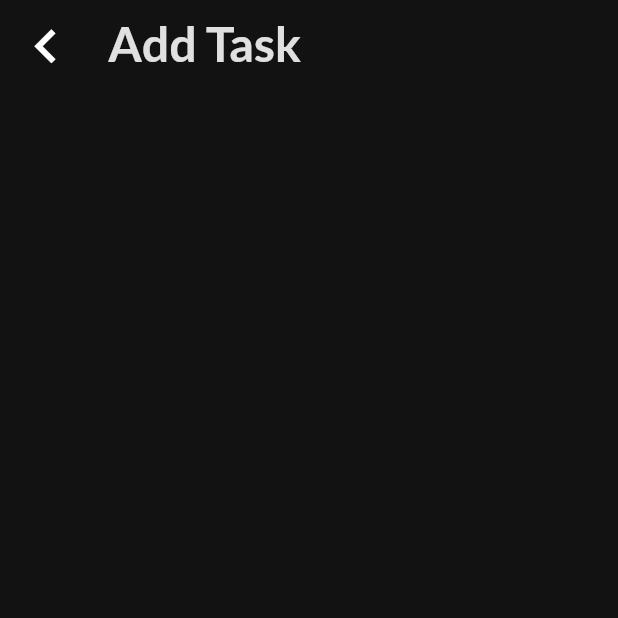
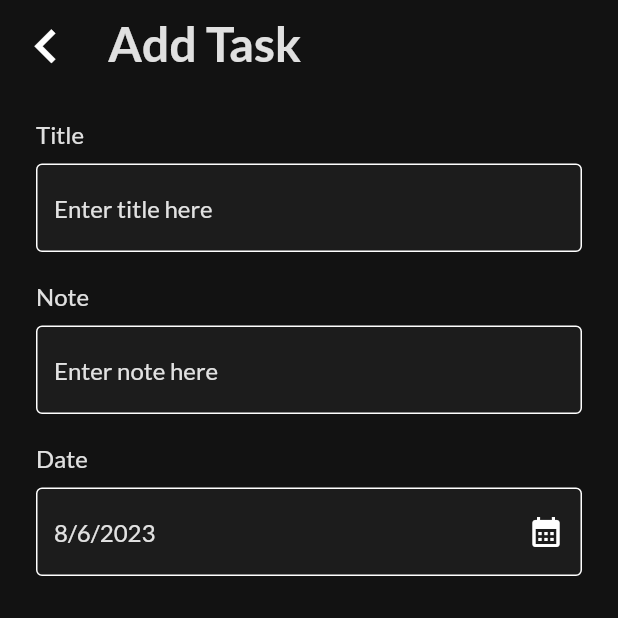
Before and after one commit to SA33ED/Todo_app, a Flutter app: the AddTaskScreen screen opened by its route, on a phone screen of 412 x 824 dp, the top half of it. Run offline on Flutter 3.47's test engine with Material 2 defaults, Android fonts, the phone set to English and light mode, and no system bars; our stand-ins replace date_picker_timeline, flutter_svg, google_fonts, shared_preferences; accounts and stored records are empty.

Commit message:
Add Task Form

```diff
--- a/lib/screens/add_task_screen.dart
+++ b/lib/screens/add_task_screen.dart
@@ -1,9 +1,19 @@
 import 'package:flutter/material.dart';
+import 'package:intl/intl.dart';
 import 'package:to_do_app/helpers/app_colors.dart';
+import 'package:to_do_app/widgets/custom_input_field.dart';
 
-class AddTaskScreen extends StatelessWidget {
+class AddTaskScreen extends StatefulWidget {
   const AddTaskScreen({super.key});
   static String id = "AddTaskScreen";
+
+  @override
+  State<AddTaskScreen> createState() => _AddTaskScreenState();
+}
+
+class _AddTaskScreenState extends State<AddTaskScreen> {
+  DateTime? selectedDate = DateTime.now();
+
   @override
   Widget build(BuildContext context) {
     TextTheme customTextTheme = Theme.of(context).textTheme;
@@ -25,6 +35,39 @@ class AddTaskScreen extends StatelessWidget {
           style: customTextTheme.displayLarge,
         ),
       ),
+      body: Padding(
+        padding: const EdgeInsets.all(24),
+        child: Form(
+          child: ListView(
+            children: [
+              CustomTextField(title: "Title", hint: "Enter title here"),
+              const SizedBox(height: 20),
+              CustomTextField(title: "Note", hint: "Enter note here"),
+              const SizedBox(height: 20),
+              CustomTextField(
+                title: "Date",
+                hint: DateFormat.yMd().format(selectedDate!),
+                suffixIcon: IconButton(
+                  onPressed: () async {
+                    DateTime? pickedDate = await showDatePicker(
+                      context: context,
+                      initialDate: selectedDate!,
+                      firstDate: DateTime.now(),
+                      lastDate: DateTime(2025),
+                    );
+                    setState(() {
+                      selectedDate = pickedDate;
+                    });
+                  },
+                  icon: const Icon(Icons.calendar_month_sharp),
+                ),
+                readOnly: true,
+              ),
+              const SizedBox(height: 20),
+            ],
+          ),
+        ),
+      ),
     );
   }
 }
--- /dev/null
+++ b/lib/widgets/custom_input_field.dart
@@ -0,0 +1,77 @@
+// ignore_for_file: must_be_immutable
+
+import 'package:flutter/material.dart';
+import 'package:google_fonts/google_fonts.dart';
+import 'package:to_do_app/helpers/app_colors.dart';
+
+class CustomTextField extends StatelessWidget {
+  CustomTextField({
+    super.key,
+    required this.title,
+    this.hint,
+    this.label,
+    this.textInputType,
+    this.suffixIcon,
+    this.obscureText,
+    this.readOnly,
+    this.onChanged,
+    this.validator,
+    this.controller,
+  });
+  String title;
+  bool? obscureText;
+  bool? readOnly;
+  String? hint;
+  Widget? label;
+  Widget? suffixIcon;
+  void Function(String)? onChanged;
+  String? Function(String?)? validator;
+  TextInputType? textInputType;
+  TextEditingController? controller;
+
+  @override
+  Widget build(BuildContext context) {
+    return Column(
+      children: [
+        Row(
+          children: [
+            Padding(
+              padding: const EdgeInsets.only(bottom: 10),
+              child: Text(
+                title,
+                style: GoogleFonts.lato(
+                  color: Colors.white.withOpacity(0.8700000047683716),
+                  fontSize: 16,
+                  fontWeight: FontWeight.w400,
+                ),
+              ),
+            )
+          ],
+        ),
+        TextFormField(
+          controller: controller,
+          validator: validator,
+          decoration: InputDecoration(
+            hintStyle: Theme.of(context).textTheme.displayMedium,
+            fillColor: const Color(0xFF1C1C1C),
+            filled: true,
+            enabledBorder: const OutlineInputBorder(
+              borderSide: BorderSide(color: AppColors.whiteText),
+            ),
+            focusedBorder: const OutlineInputBorder(
+              borderSide: BorderSide(color: AppColors.whiteText),
+            ),
+            hintText: hint,
+            label: label,
+            suffixIconColor: Colors.white,
+            suffixIcon: suffixIcon,
+          ),
+          keyboardType: textInputType,
+          onChanged: onChanged,
+          obscureText: obscureText ?? false,
+          readOnly: readOnly ?? false,
+        )
+      ],
+    );
+  }
+}
```
